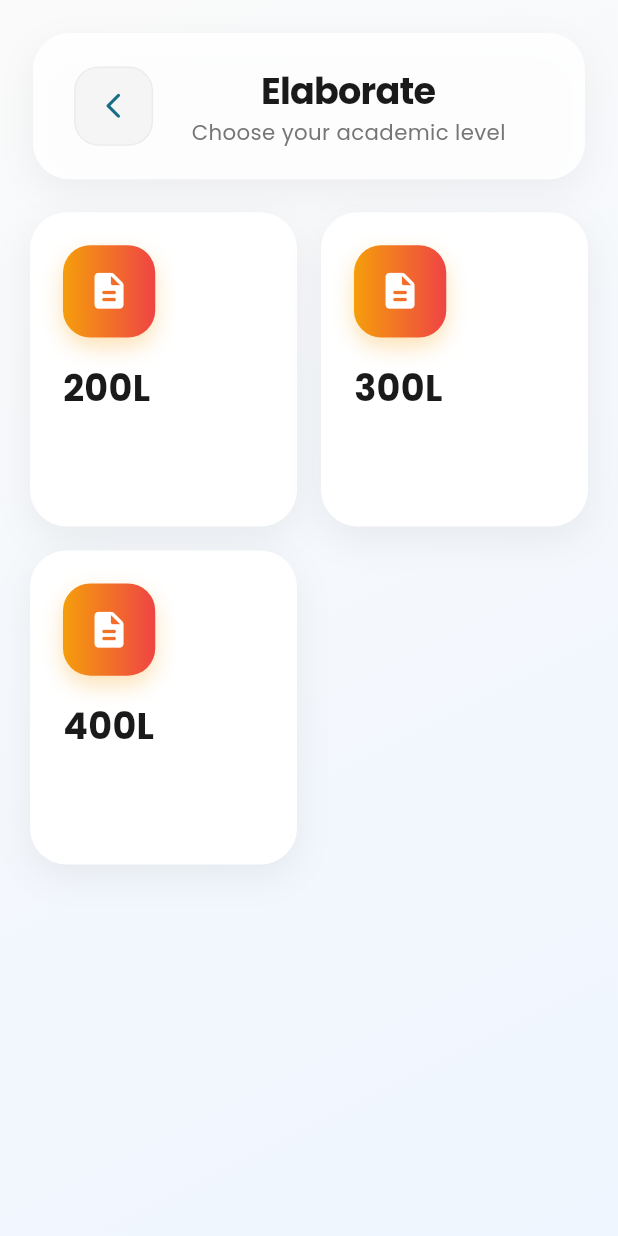
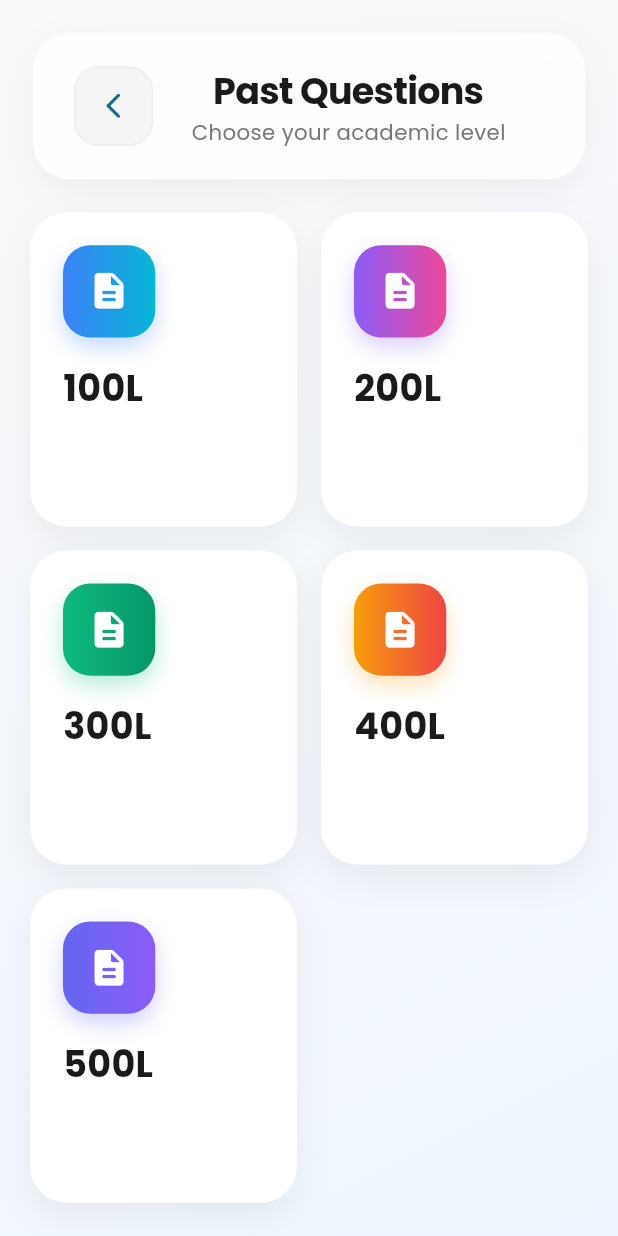
Before and after one commit to obuhdaniel/ACES-Mobile, a Flutter app: the ToolsPage screen opened directly, after a tap on "Past Questions", on a phone screen of 412 x 824 dp. Run offline on Flutter 3.47's test engine with Material 3 defaults, Android fonts, the phone set to English and light mode, and no system bars; our stand-ins replace dio, firebase_core, flutter_local_notifications, flutter_screenutil, flutter_secure_storage, google_fonts and 5 more; accounts and stored records are empty; network calls fail.

Commit message:
FIX: ADDED CLASS RESOURCES

```diff
--- a/lib/features/tools/class resources/elaboarte_screen.dart
+++ b/lib/features/tools/class resources/elaboarte_screen.dart
@@ -1,3 +1,4 @@
+import 'package:aces_uniben/config/app_theme.dart';
 import 'package:aces_uniben/services/webview_widget.dart';
 import 'package:flutter/material.dart';
 import 'package:flutter_screenutil/flutter_screenutil.dart';
@@ -6,14 +7,14 @@ import 'package:url_launcher/url_launcher.dart';
 
 
 
-class ElaboratePage extends StatefulWidget {
-  const ElaboratePage({super.key});
+class ClassResourccesPage extends StatefulWidget {
+  const ClassResourccesPage({super.key});
 
   @override
-  State<ElaboratePage> createState() => _ElaboratePageState();
+  State<ClassResourccesPage> createState() => _ClassResourccesPageState();
 }
 
-class _ElaboratePageState extends State<ElaboratePage>
+class _ClassResourccesPageState extends State<ClassResourccesPage>
     with TickerProviderStateMixin {
   final Color primaryColor = const Color(0xFF166D86);
   late AnimationController _animationController;
@@ -21,42 +22,60 @@ class _ElaboratePageState extends State<ElaboratePage>
 
   final List<ElaboarateLevel> levels = [
 
+      //TODO: HANDLE 1100L SECOND SEMESTER LINK
+
+
+       ElaboarateLevel(
+      id: '100L',
+      name: '100L',
+
+      colors: [AppTheme.primaryTeal.withOpacity(0.6), AppTheme.primaryTeal],
+      departments: [
+
+
+        Departments(
+        id: '1001',
+        name: '100L 1st Semester',
+
+        icon: '1st',
+
+        link: 'https://drive.google.com/drive/folders/1wKZ5C60eviQCt0Bp42kvc1I2T2TjDvgQ',
+        colors: [AppTheme.primaryTeal.withOpacity(0.6), AppTheme.primaryTeal],
+      ),
+
+
+
+      ]
+    ),
+
    ElaboarateLevel(
       id: '200L',
       name: '200L',
 
-      colors: [const Color(0xFFF59E0B), const Color(0xFFEF4444)],
+      colors: [AppTheme.primaryTeal.withOpacity(0.6), AppTheme.primaryTeal],
       departments: [
 
 
         Departments(
-        id: 'MEE200',
-        name: 'Mechanical ELA',
+        id: '2001',
+        name: '200L 1st Semester',
 
-        icon: 'MEE',
+        icon: '1st',
 
-        link: 'https://elaborate.com.ng/report/mee/mee.html#getting-started',
-        colors: [const Color(0xFFF59E0B), const Color(0xFFEF4444)],
+        link: 'https://drive.google.com/drive/folders/1RLLoQ1_u6ubDAH0CJ6R77eEgCR1-khuh',
+        colors: [AppTheme.primaryTeal.withOpacity(0.6), AppTheme.primaryTeal],
       ),
 
        Departments(
-        id: 'EEE200',
-        name: 'Electrical ELA',
+        id: '2002',
+        name: '200L 2nd Semester',
 
-        icon: 'EEE',
+        icon: '2nd',
 
-        link: 'https://elaborate.com.ng/report/eee/eee.html#getting-started',
-        colors: [const Color(0xFFF59E0B), const Color(0xFFEF4444)],
+        link: 'https://drive.google.com/drive/folders/1aLetNYmTDqyhnnF9liw2MotftQOZtPi0',
+        colors: [AppTheme.primaryTeal.withOpacity(0.6), AppTheme.primaryTeal],
       ),
-      Departments(
-        id: 'PRE200',
-        name: 'Production ELA',
 
-        icon: 'PRE',
-
-        link: 'https://elaborate.com.ng/report/pre/pre.html#getting-started',
-        colors: [const Color(0xFFF59E0B), const Color(0xFFEF4444)],
-      ),
 
 
       ]
@@ -68,16 +87,32 @@ class _ElaboratePageState extends State<ElaboratePage>
       id: '300L',
       name: '300L',
 
-      colors: [const Color(0xFFF59E0B), const Color(0xFFEF4444)],
-      departments: [Departments(
-        id: 'cpe300',
-        name: 'Computer ELA',
+      colors: [AppTheme.primaryTeal.withOpacity(0.6), AppTheme.primaryTeal],
+      departments: [
 
-        icon: 'CPE',
 
-        link: 'https://elaborate.com.ng/report/cpe/cpe.html#getting-started',
-        colors: [const Color(0xFFF59E0B), const Color(0xFFEF4444)],
+        Departments(
+        id: '3001',
+        name: '300L 1st Semester',
+
+        icon: '1st',
+
+        link: 'https://drive.google.com/drive/folders/1DnWT-ht8Ic9kPQHqIz1dy30Umg2wy0xK',
+        colors: [AppTheme.primaryTeal.withOpacity(0.6), AppTheme.primaryTeal],
       ),
+
+       Departments(
+        id: '3002',
+        name: '300L 2nd Semester',
+
+        icon: '2nd',
+
+        link: 'https://drive.google.com/drive/folders/1rvVtLvptdaoOg3xA0w2Pal_EcQvrt5Zd',
+        colors: [AppTheme.primaryTeal.withOpacity(0.6), AppTheme.primaryTeal],
+      ),
+
+
+
       ]
     ),
 
@@ -86,16 +121,62 @@ class _ElaboratePageState extends State<ElaboratePage>
       id: '400L',
       name: '400L',
 
-      colors: [const Color(0xFFF59E0B), const Color(0xFFEF4444)],
-      departments: [Departments(
-        id: 'cpe400',
-        name: 'Computer ELA',
 
-        icon: 'CPE',
+      colors: [AppTheme.primaryTeal.withOpacity(0.6), AppTheme.primaryTeal],
+      departments: [
 
-        link: 'https://elaborate.com.ng/report/cpe/cpe.html#getting-started',
-        colors: [const Color(0xFFF59E0B), const Color(0xFFEF4444)],
+
+        Departments(
+        id: '4001',
+        name: '400L 1st Semester',
+
+        icon: '1st',
+
+        link: 'https://drive.google.com/drive/folders/1MiGK2X4jUZo4wd_IqqB9YhT86ZpyvmWO',
+        colors: [AppTheme.primaryTeal.withOpacity(0.6), AppTheme.primaryTeal],
       ),
+
+
+
+
+
+      ]
+    ),
+
+
+     ElaboarateLevel(
+      id: '500L',
+      name: '500L',
+
+
+      colors: [AppTheme.primaryTeal.withOpacity(0.6), AppTheme.primaryTeal],
+      departments: [
+
+
+        Departments(
+        id: '5001',
+        name: '500L 1st Semester',
+
+        icon: '1st',
+
+        link: 'https://drive.google.com/drive/folders/1OZkr983e3aIb9H8qwt5vmoQmujpYzCO0',
+        colors: [AppTheme.primaryTeal.withOpacity(0.6), AppTheme.primaryTeal],
+      ),
+
+        Departments(
+        id: '5001',
+        name: '500L 1st Semester',
+
+        icon: '2nd',
+
+        link: 'https://drive.google.com/drive/folders/1xr_kn4ajGJ3w12W0Z_NqG2oLORdLvJoK',
+        colors: [AppTheme.primaryTeal.withOpacity(0.6), AppTheme.primaryTeal],
+      ),
+
+
+
+
+
       ]
     ),
 
@@ -197,7 +278,7 @@ Widget _buildModernHeader(BuildContext context) {
           Column(
             children: [
               Text(
-                "Elaborate",
+                "Resources",
                 style:  GoogleFonts.poppins(
                   fontSize: 24.sp,
                   fontWeight: FontWeight.w700,
@@ -554,7 +635,7 @@ class _SemesterSelectionPageState extends State<SemesterSelectionPage>
                     crossAxisAlignment: CrossAxisAlignment.start,
                     children: [
                       Text(
-                        'About Elaborate',
+                        'Quick Tip',
                         style:  GoogleFonts.poppins(
                           fontSize: 14,
                           fontWeight: FontWeight.w700,
@@ -562,9 +643,7 @@ class _SemesterSelectionPageState extends State<SemesterSelectionPage>
                         ),
                       ),
                       Text(
-'Elaborate is a SabiDevs initiative created to help Engineering students. '
-        'Elaborate equips you with the essential resources and expert tips to craft concise, '
-        'impactful reports that showcase your understanding.',
+                        'All files will open in Google Drive. Make sure you\'re logged in.',
                         style:  GoogleFonts.poppins(
                           fontSize: 13,
                           color: Colors.blue[700],
--- a/lib/features/tools/tools_screen.dart
+++ b/lib/features/tools/tools_screen.dart
@@ -1,7 +1,8 @@
 import 'package:aces_uniben/config/app_theme.dart';
+import 'package:aces_uniben/features/tools/class%20resources/elaboarte_screen.dart';
 import 'package:aces_uniben/features/tools/elaborate/elaboarte_screen.dart';
 import 'package:aces_uniben/features/tools/journal/view_journal_list_screen.dart';
-import 'package:aces_uniben/features/tools/pq/pq_screen.dart' hide PastQuestionsPage;
+import 'package:aces_uniben/features/tools/pq/pq_screen.dart';
 import 'package:aces_uniben/features/tools/timetable/view_timetable_screen.dart';
 import 'package:aces_uniben/features/tools/todo/view_todo_screen.dart';
 import 'package:flutter/material.dart';
@@ -65,7 +66,7 @@ class ToolsPage extends StatelessWidget {
               description: 'Access drive links for your current Semester courses Resources',
               illustration: _buildClassListIllustration(),
               color: Colors.lime.shade600,
-              onTap: () => _handleToolTap(context, 'Class'),
+              onTap: () => _handleToolTap(context, 'C'),
             ),
 
 
@@ -254,9 +255,12 @@ class ToolsPage extends StatelessWidget {
        Navigator.push(context, MaterialPageRoute(builder: (context) => const JournalListPage()));
 
     } else if (toolName == 'Past Questions') {
-       Navigator.push(context, MaterialPageRoute(builder: (context) => ElaboratePage()));
+       Navigator.push(context, MaterialPageRoute(builder: (context) => PastQuestionsPage()));
      } else if (toolName == 'ELA') {
        Navigator.push(context, MaterialPageRoute(builder: (context) => ElaboratePage()));
+    } else if (toolName == 'C') {
+       Navigator.push(context, MaterialPageRoute(builder: (context) => ClassResourccesPage()));
     }
+
   }
 }
```
